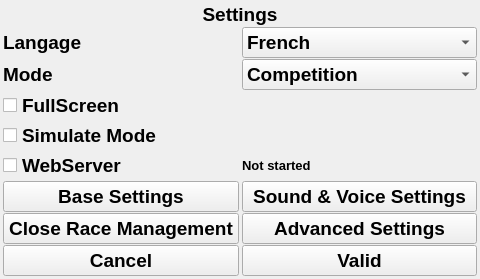
First picture: the form in F3FChrono/gui/WSettings.ui, repository jomarin38/F3FChrono, before the edit.
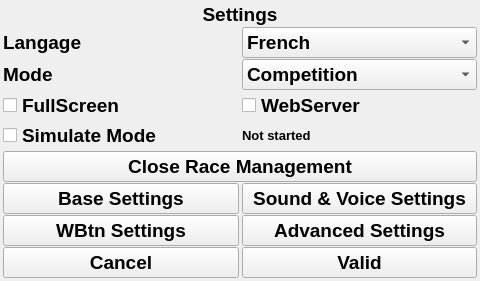
Second picture: the form after the edit.

Commit message: gui - remove time laps gui - chrono time without decimal during couting up/down gui - chrono adding lap number after status gui - button label increase size and bold gui - refly reset ui, remove next pilot function chrono/gui - refly flag validated process gui - first page delete contest label in for vertical space. arduino - remove low voltage alarm on reboot simulate - adding wireless button list gui - settings adding wireless button settings

```diff
--- a/F3FChrono/gui/WSettings.ui
+++ b/F3FChrono/gui/WSettings.ui
@@ -55,20 +55,6 @@
      </property>
     </widget>
    </item>
-   <item row="6" column="0">
-    <widget class="QPushButton" name="btn_base_settings">
-     <property name="font">
-      <font>
-       <pointsize>14</pointsize>
-       <weight>75</weight>
-       <bold>true</bold>
-      </font>
-     </property>
-     <property name="text">
-      <string>Base Settings</string>
-     </property>
-    </widget>
-   </item>
    <item row="2" column="1">
     <widget class="QComboBox" name="mode">
      <property name="font">
@@ -107,7 +93,7 @@
      </property>
     </widget>
    </item>
-   <item row="7" column="1">
+   <item row="8" column="1">
     <widget class="QPushButton" name="btn_advanced_settings">
      <property name="font">
       <font>
@@ -135,7 +121,7 @@
      </property>
     </widget>
    </item>
-   <item row="6" column="1">
+   <item row="7" column="1">
     <widget class="QPushButton" name="btn_sound_settings">
      <property name="font">
       <font>
@@ -184,34 +170,6 @@
      </property>
     </widget>
    </item>
-   <item row="7" column="0">
-    <widget class="QPushButton" name="closebtn">
-     <property name="font">
-      <font>
-       <pointsize>14</pointsize>
-       <weight>75</weight>
-       <bold>true</bold>
-      </font>
-     </property>
-     <property name="text">
-      <string>Close Race Management</string>
-     </property>
-    </widget>
-   </item>
-   <item row="5" column="1">
-    <widget class="QLabel" name="webserverUrl">
-     <property name="font">
-      <font>
-       <pointsize>10</pointsize>
-       <weight>75</weight>
-       <bold>true</bold>
-      </font>
-     </property>
-     <property name="text">
-      <string>Not started</string>
-     </property>
-    </widget>
-   </item>
    <item row="1" column="0">
     <widget class="QLabel" name="label_3">
      <property name="font">
@@ -226,21 +184,7 @@
      </property>
     </widget>
    </item>
-   <item row="5" column="0">
-    <widget class="QCheckBox" name="webserver">
-     <property name="font">
-      <font>
-       <pointsize>14</pointsize>
-       <weight>75</weight>
-       <bold>true</bold>
-      </font>
-     </property>
-     <property name="text">
-      <string>WebServer</string>
-     </property>
-    </widget>
-   </item>
-   <item row="8" column="0">
+   <item row="9" column="0">
     <widget class="QPushButton" name="btn_cancel">
      <property name="font">
       <font>
@@ -254,7 +198,7 @@
      </property>
     </widget>
    </item>
-   <item row="8" column="1">
+   <item row="9" column="1">
     <widget class="QPushButton" name="btn_valid">
      <property name="font">
       <font>
@@ -268,6 +212,76 @@
      </property>
     </widget>
    </item>
+   <item row="4" column="1">
+    <widget class="QLabel" name="webserverUrl">
+     <property name="font">
+      <font>
+       <pointsize>10</pointsize>
+       <weight>75</weight>
+       <bold>true</bold>
+      </font>
+     </property>
+     <property name="text">
+      <string>Not started</string>
+     </property>
+    </widget>
+   </item>
+   <item row="3" column="1">
+    <widget class="QCheckBox" name="webserver">
+     <property name="font">
+      <font>
+       <pointsize>14</pointsize>
+       <weight>75</weight>
+       <bold>true</bold>
+      </font>
+     </property>
+     <property name="text">
+      <string>WebServer</string>
+     </property>
+    </widget>
+   </item>
+   <item row="6" column="0" colspan="2">
+    <widget class="QPushButton" name="closebtn">
+     <property name="font">
+      <font>
+       <pointsize>14</pointsize>
+       <weight>75</weight>
+       <bold>true</bold>
+      </font>
+     </property>
+     <property name="text">
+      <string>Close Race Management</string>
+     </property>
+    </widget>
+   </item>
+   <item row="7" column="0">
+    <widget class="QPushButton" name="btn_base_settings">
+     <property name="font">
+      <font>
+       <pointsize>14</pointsize>
+       <weight>75</weight>
+       <bold>true</bold>
+      </font>
+     </property>
+     <property name="text">
+      <string>Base Settings</string>
+     </property>
+    </widget>
+   </item>
+   <item row="8" column="0">
+    <widget class="QPushButton" name="wbtn_settings">
+     <property name="font">
+      <font>
+       <pointsize>14</pointsize>
+       <weight>75</weight>
+       <bold>true</bold>
+      </font>
+     </property>
+     <property name="text">
+      <string>WBtn Settings</string>
+     </property>
+    </widget>
+   </item>
   </layout>
  </widget>
  <resources/>
```
The commit also changes 13 other files.
